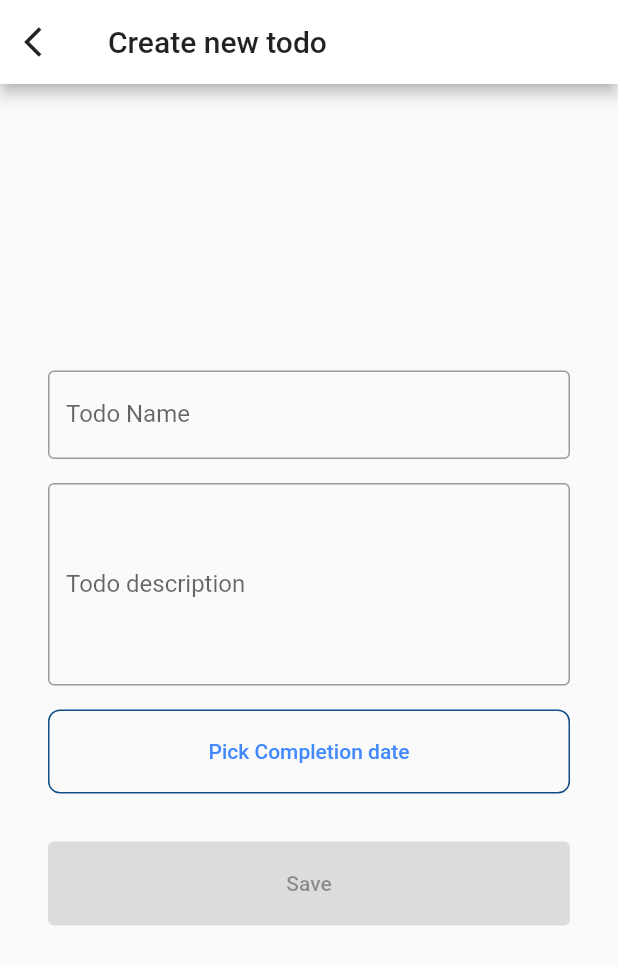
After one commit to mithunadhikari40/todo_bloc, a Flutter app: the screen it shows after launch, after a tap on the "add" icon, on a phone screen of 412 x 824 dp. The commit adds this screen. Shown: the top 965 px of the screen. Run offline on Flutter 3.47's test engine with Material 2 defaults, Android fonts, the phone set to English and light mode, and no system bars; our stand-ins replace rxdart.

Commit message:
todo done for now

```diff
--- a/lib/main.dart
+++ b/lib/main.dart
@@ -1,6 +1,8 @@
 import 'package:flutter/material.dart';
 import 'package:todo/src/blocs/auth_bloc_provider.dart';
+import 'package:todo/src/blocs/todo_bloc_provider.dart';
 import 'package:todo/src/screens/login_screen.dart';
+import 'package:todo/src/screens/todo_screen.dart';
 
 void main() {
   runApp(App());
@@ -13,8 +15,8 @@ class App extends StatelessWidget {
       title: "Login Bloc",
       theme: ThemeData.light(),
       home: Scaffold(
-        body: AuthBlocProvider(
-          child: LoginScreen(),
+        body: TodoBlocProvider(
+          child: TodoScreen(),
         ),
       ),
     );
--- a/lib/src/api/auth_api.dart
+++ b/lib/src/api/auth_api.dart
@@ -8,6 +8,7 @@ class AuthApi {
     Map<String, dynamic> requestBody = {
       "email": email,
       "password": password,
+      "gender": "none"
     };
     try {
       var uri = Uri.parse("https://api.fresco-meat.com/api/albums/signup");
@@ -17,13 +18,13 @@ class AuthApi {
         headers: {"Content-Type": "application/json"},
       );
       final body = response.body;
-      print("Signup response $body");
+      print("login response $body");
       if (response.statusCode != 201) return null;
       final parsedMap = jsonDecode(body);
       final user = UserModel.fromJson(parsedMap);
       return user;
     } catch (e) {
-      print("Sigup exception $e");
+      print("login exception $e");
       return null;
     }
   }
--- /dev/null
+++ b/lib/src/api/todo_api.dart
@@ -0,0 +1 @@
+class TodoApi {}
--- /dev/null
+++ b/lib/src/blocs/todo_bloc.dart
@@ -0,0 +1,117 @@
+import 'dart:async';
+
+import 'package:rxdart/rxdart.dart' show BehaviorSubject, Rx;
+import 'package:todo/src/api/todo_api.dart';
+import 'package:todo/src/model/todo_model.dart';
+import 'package:todo/src/validators/todo_validator.dart';
+
+class TodoBloc with TodoValidator {
+  final api = TodoApi();
+
+  // holds the list of all the todos
+  final _todoListController = BehaviorSubject<List<TodoModel>>();
+
+  //to hold the status of the button's child
+  final _loadingController = BehaviorSubject<bool>();
+
+  final _nameController = BehaviorSubject<String>();
+  final _descriptionController = BehaviorSubject<String>();
+  final _dateController = BehaviorSubject<DateTime>();
+
+  //used to set the currently active todo
+  final _editingTodoController = BehaviorSubject<TodoModel?>();
+
+  Function(bool val) get changeLoadingStatus => _loadingController.sink.add;
+
+  Function(String val) get changeName => _nameController.sink.add;
+  Function(String val) get changeDescription => _descriptionController.sink.add;
+  Function(DateTime val) get changeDate => _dateController.sink.add;
+
+  //adding value to the currently active todo
+  Function(TodoModel? todo) get setEditingTodo =>
+      _editingTodoController.sink.add;
+
+  void addNewTodo() {
+    List<TodoModel> _existing =
+        _todoListController.hasValue ? _todoListController.value : [];
+    int existingTodoIndex = _existing
+        .indexWhere((element) => element.name == _nameController.value);
+
+    if (existingTodoIndex >= 0) {
+      _nameController.addError("This name already exists");
+      return;
+    }
+    print("Index is this one current one ${_existing.map((e) => e.toJson())}");
+
+    _existing.add(currentTodo);
+    print("Index is this one current two ${_existing.map((e) => e.toJson())}");
+    print("Index is this one current empty ${_existing.isEmpty}");
+
+    _todoListController.sink.add(_existing);
+  }
+
+  void updateTodo() {
+    List<TodoModel> _existing =
+        _todoListController.hasValue ? _todoListController.value : [];
+    int index = _existing.indexOf(editingTodo!);
+    _existing.removeAt(index);
+    _existing.insert(index, currentTodo);
+    _todoListController.sink.add(_existing);
+  }
+
+  void deleteTodo(TodoModel todo) {
+    List<TodoModel> _existing =
+        _todoListController.hasValue ? _todoListController.value : [];
+    int index = _todoListController.value
+        .indexWhere((element) => element.name == todo.name);
+    _existing.removeAt(index);
+
+    _todoListController.sink.add(_existing);
+  }
+
+  //stream getters
+
+  Stream<String> get nameStream =>
+      _nameController.stream.transform(nameValidator);
+  Stream<String> get descriptionStream =>
+      _descriptionController.stream.transform(descriptionValidator);
+
+  Stream<DateTime> get dateStream =>
+      _dateController.stream.transform(dateValidator);
+
+  Stream<bool> get loadingStatusStream => _loadingController.stream;
+
+  // combine 4 streams for signup button
+  Stream<bool> get buttonStream => Rx.combineLatest3(
+      nameStream, descriptionStream, dateStream, (a, b, c) => true);
+
+  Stream<List<TodoModel>> get todoListStream => _todoListController.stream;
+
+  //get the current active todo
+  TodoModel? get editingTodo =>
+      _editingTodoController.hasValue ? _editingTodoController.value : null;
+
+  Future save() async {
+    final String name = _nameController.value;
+    final String description = _descriptionController.value;
+    final DateTime date = _dateController.value;
+    await Future.delayed(Duration(seconds: 2));
+    print("name $name and description $description and date $date");
+
+    return true;
+  }
+
+  TodoModel get currentTodo => TodoModel(
+      date: _dateController.value,
+      name: _nameController.value,
+      desc: _descriptionController.value);
+
+  void dispose() {
+    _loadingController.close();
+    _nameController.close();
+    _descriptionController.close();
+    _dateController.close();
+    _todoListController.close();
+    _editingTodoController.close();
+  }
+}
--- /dev/null
+++ b/lib/src/blocs/todo_bloc_provider.dart
@@ -0,0 +1,19 @@
+import 'package:flutter/material.dart';
+import 'package:todo/src/blocs/todo_bloc.dart';
+
+class TodoBlocProvider extends InheritedWidget {
+  final bloc = TodoBloc();
+  @override
+  bool updateShouldNotify(covariant InheritedWidget oldWidget) {
+    return true;
+  }
+
+  TodoBlocProvider({Key? key, required Widget child})
+      : super(key: key, child: child);
+
+  static TodoBloc of(BuildContext context) {
+    final result =
+        context.dependOnInheritedWidgetOfExactType<TodoBlocProvider>();
+    return result!.bloc;
+  }
+}
--- /dev/null
+++ b/lib/src/model/todo_model.dart
@@ -0,0 +1,21 @@
+class TodoModel {
+  String? name;
+  String? desc;
+  DateTime? date;
+
+  TodoModel({required this.date, required this.name, required this.desc});
+
+  TodoModel.fromJson(Map<String, dynamic> map) {
+    name = map["name"];
+    desc = map["desc"];
+    date = DateTime.parse(map["date"]);
+  }
+
+  Map<String, dynamic> toJson() {
+    return {
+      'name': name,
+      'desc': desc,
+      'date': date,
+    };
+  }
+}
--- /dev/null
+++ b/lib/src/screens/create_or_update_todo.dart
@@ -0,0 +1,221 @@
+import 'package:flutter/material.dart';
+import 'package:flutter/rendering.dart';
+import 'package:todo/src/blocs/todo_bloc.dart';
+import 'package:todo/src/widgets/shared/app_colors.dart';
+
+class CreateOrUpdateTodo extends StatelessWidget {
+  final TodoBloc bloc;
+  final TextEditingController _nameController = TextEditingController();
+  final TextEditingController _descriptionController = TextEditingController();
+
+  CreateOrUpdateTodo({Key? key, required this.bloc}) : super(key: key);
+
+  @override
+  Widget build(BuildContext context) {
+    final isCreating = bloc.editingTodo == null;
+    if (!isCreating) {
+      _nameController.text = bloc.editingTodo!.name!;
+      _descriptionController.text = bloc.editingTodo!.desc!;
+      bloc.changeName(bloc.editingTodo!.name!);
+      bloc.changeDescription(bloc.editingTodo!.desc!);
+
+      bloc.changeDate(bloc.editingTodo!.date!);
+    }
+
+    return WillPopScope(
+      onWillPop: _onWillPop,
+      child: Scaffold(
+        appBar: _buildAppBar(isCreating, context),
+        body: Container(
+          padding: EdgeInsets.all(32),
+          child: Column(
+            mainAxisAlignment: MainAxisAlignment.center,
+            children: [
+              Flexible(
+                fit: FlexFit.loose,
+                child: ListView(
+                  shrinkWrap: true,
+                  children: [
+                    buildTodoNameField(bloc),
+                    SizedBox(height: 16),
+                    buildDescriptionField(bloc),
+                    SizedBox(height: 16),
+                    buildDatePickerButton(bloc, context),
+                    buildSubmitButton(bloc, context, isCreating),
+                    SizedBox(height: 16),
+                  ],
+                ),
+              ),
+            ],
+          ),
+        ),
+      ),
+    );
+  }
+
+  Widget buildTodoNameField(TodoBloc bloc) {
+    return StreamBuilder(
+      stream: bloc.nameStream,
+      builder: (BuildContext context, AsyncSnapshot<String> snapshot) {
+        return TextField(
+          keyboardType: TextInputType.name,
+          controller: _nameController,
+          onChanged: bloc.changeName,
+          decoration: InputDecoration(
+              labelText: "Todo Name",
+              hintText: "learn machine learning",
+              errorText: !snapshot.hasError ? null : snapshot.error.toString(),
+              border: OutlineInputBorder()),
+        );
+      },
+    );
+  }
+
+  Widget buildDescriptionField(TodoBloc bloc) {
+    return StreamBuilder(
+      stream: bloc.descriptionStream,
+      builder: (BuildContext context, AsyncSnapshot<String> snapshot) {
+        return TextField(
+          keyboardType: TextInputType.text,
+          controller: _descriptionController,
+          maxLines: 5,
+          minLines: 5,
+          onChanged: bloc.changeDescription,
+          decoration: InputDecoration(
+              labelText: "Todo description",
+              hintText: "Learn Machine Learning via youtube videos",
+              errorText: !snapshot.hasError ? null : snapshot.error.toString(),
+              border: OutlineInputBorder()),
+        );
+      },
+    );
+  }
+
+  Widget buildDatePickerButton(TodoBloc bloc, BuildContext context) {
+    return StreamBuilder(
+        stream: bloc.dateStream,
+        builder: (context, AsyncSnapshot<DateTime> snapshot) {
+          return Container(
+            width: double.infinity,
+            child: Column(
+              children: [
+                TextButton(
+                  style: TextButton.styleFrom(
+                    padding: EdgeInsets.all(16),
+                    minimumSize: Size(double.infinity, 56),
+                    primary: Colors.blueAccent,
+                    shape: RoundedRectangleBorder(
+                        borderRadius: BorderRadius.circular(8.0),
+                        side: BorderSide(color: primaryColor)),
+                  ),
+                  onPressed: () {
+                    _pickCompletionDate(bloc, context);
+                  },
+                  child: Text(snapshot.hasData
+                      ? snapshot.data!.toIso8601String().substring(0, 10)
+                      : "Pick Completion date"),
+                ),
+                Padding(
+                  padding:
+                      const EdgeInsets.symmetric(horizontal: 16, vertical: 8),
+                  child: Text(
+                    snapshot.hasError ? snapshot.error.toString() : "",
+                    style: TextStyle(color: redColor, fontSize: 14),
+                  ),
+                ),
+              ],
+            ),
+          );
+        });
+  }
+
+  Widget buildSubmitButton(
+      TodoBloc todoBloc, BuildContext context, bool isCreating) {
+    return StreamBuilder(
+        stream: todoBloc.loadingStatusStream,
+        initialData: false,
+        builder: (context, AsyncSnapshot<bool> loadingSnapshot) {
+          return StreamBuilder(
+              stream: todoBloc.buttonStream,
+              builder: (context, AsyncSnapshot<bool> snapshot) {
+                return Container(
+                  width: double.infinity,
+                  child: ElevatedButton(
+                    style: ElevatedButton.styleFrom(
+                      padding:
+                          EdgeInsets.symmetric(horizontal: 16, vertical: 20),
+                      primary: Colors.blueAccent,
+                    ),
+                    onPressed: snapshot.hasData && (!loadingSnapshot.data!)
+                        ? () {
+                            _onSubmit(todoBloc, context, isCreating);
+                          }
+                        : null,
+                    child: loadingSnapshot.data!
+                        ? CircularProgressIndicator()
+                        : Text(isCreating ? "Save" : "Update"),
+                  ),
+                );
+              });
+        });
+  }
+
+  Future _onSubmit(TodoBloc bloc, BuildContext context, bool isCreating) async {
+    bloc.changeLoadingStatus(true);
+
+    final response = await bloc.save();
+    if (isCreating) {
+      bloc.addNewTodo();
+    } else {
+      bloc.updateTodo();
+    }
+
+    bloc.changeLoadingStatus(false);
+    if (response == null) {
+      //todo show a snackbar message
+      ScaffoldMessenger.of(context).showSnackBar(
+        SnackBar(content: Text("Faield to save the todo, please try again")),
+      );
+    } else {
+      bloc.setEditingTodo(null);
+      Navigator.of(context).pop();
+
+      //todo navigate to the other screen
+    }
+  }
+
+  AppBar _buildAppBar(bool isCreating, BuildContext context) {
+    return AppBar(
+        title: Text(
+          isCreating ? "Create new todo" : "Update todo",
+          style: TextStyle(color: blackColor87),
+        ),
+        backgroundColor: whiteColor,
+        leading: IconButton(
+            icon: Icon(
+              Icons.arrow_back_ios,
+              color: blackColor87,
+            ),
+            onPressed: () => Navigator.of(context).pop()));
+  }
+
+  void _pickCompletionDate(TodoBloc bloc, BuildContext context) async {
+    DateTime? picked = await showDatePicker(
+        context: context,
+        initialDate: DateTime.now(),
+        firstDate: DateTime.now(),
+        lastDate: DateTime.now().add(Duration(days: 365 * 2)));
+    if (picked != null) {
+      bloc.changeDate(picked);
+    }
+  }
+
+  ///called when the back button is pressed or we are trying to go back
+  ///if we return true then it can go back else cannot
+  ///here we are setting the editing todo to back to null
+  Future<bool> _onWillPop() async {
+    bloc.setEditingTodo(null);
+
+    return true;
+  }
+}
--- /dev/null
+++ b/lib/src/screens/todo_screen.dart
@@ -0,0 +1,118 @@
+import 'package:flutter/cupertino.dart';
+import 'package:flutter/material.dart';
+import 'package:todo/src/blocs/todo_bloc.dart';
+import 'package:todo/src/blocs/todo_bloc_provider.dart';
+import 'package:todo/src/model/todo_model.dart';
+import 'package:todo/src/screens/create_or_update_todo.dart';
+import 'package:todo/src/widgets/shared/app_colors.dart';
+
+class TodoScreen extends StatelessWidget {
+  @override
+  Widget build(BuildContext context) {
+    final TodoBloc bloc = TodoBlocProvider.of(context);
+    return Scaffold(
+      appBar: AppBar(
+        title: Text("Your todos", style: TextStyle(color: blackColor87)),
+        backgroundColor: whiteColor,
+        actions: [
+          IconButton(
+            icon: Icon(
+              Icons.add,
+              size: 40,
+              color: blackColor87,
+            ),
+            onPressed: () {
+              Navigator.of(context).push(MaterialPageRoute(builder: (_) {
+                return CreateOrUpdateTodo(
+                  bloc: bloc,
+                );
+              }));
+            },
+          ),
+          SizedBox(
+            width: 16,
+          )
+        ],
+      ),
+      body: _buildBody(bloc),
+    );
+  }
+
+  Widget _buildBody(TodoBloc bloc) {
+    return StreamBuilder(
+        stream: bloc.todoListStream,
+        builder: (context, AsyncSnapshot<List<TodoModel>> snapshot) {
+          print(
+              "snapshot data is ${snapshot.data} and has data ${snapshot.hasData}");
+          if (!snapshot.hasData || snapshot.data!.isEmpty) {
+            return _buildGetStarted(context, bloc);
+          }
+          return _buildTodoList(context, bloc, snapshot.data!);
+        });
+  }
+
+  Widget _buildGetStarted(BuildContext context, TodoBloc bloc) {
+    return Padding(
+      padding: const EdgeInsets.all(12.0),
+      child: Column(
+        mainAxisAlignment: MainAxisAlignment.center,
+        children: [
+          Text(
+            "Create your first Todo",
+            style: Theme.of(context)
+                .textTheme
+                .headline6!
+                .copyWith(fontWeight: FontWeight.bold),
+          ),
+          SizedBox(
+            height: 12,
+          ),
+          SizedBox(
+              width: double.infinity,
+              child: ElevatedButton(
+                  onPressed: () {
+                    Navigator.of(context).push(MaterialPageRoute(builder: (_) {
+                      return CreateOrUpdateTodo(bloc: bloc);
+                    }));
+                  },
+                  style: ElevatedButton.styleFrom(
+                      padding: EdgeInsets.all(12),
+                      shape: RoundedRectangleBorder(
+                          borderRadius: BorderRadius.circular(8)),
+                      primary: blueColor),
+                  child: Text(
+                    "Add New Todo",
+                    style: Theme.of(context)
+                        .textTheme
+                        .headline6!
+                        .copyWith(color: whiteColor),
+                  ))),
+        ],
+      ),
+    );
+  }
+
+  Widget _buildTodoList(
+      BuildContext context, TodoBloc bloc, List<TodoModel> list) {
+    return ListView.builder(
+      padding: EdgeInsets.all(12),
+      itemCount: list.length,
+      itemBuilder: (context, int index) {
+        final single = list[index];
+        return Card(
+          child: ListTile(
+            title: Text(single.name!),
+            subtitle: Text(single.desc!),
+            trailing: Text(single.date!.toIso8601String().substring(0, 10)),
+            onTap: () {
+              bloc.setEditingTodo(single);
+              Navigator.of(context).push(MaterialPageRoute(builder: (_) {
+                return CreateOrUpdateTodo(bloc: bloc);
+              }));
+            },
+          ),
+        );
+      },
+    );
+  }
+}
--- /dev/null
+++ b/lib/src/validators/todo_validator.dart
@@ -0,0 +1,31 @@
+import 'dart:async';
+
+class TodoValidator {
+  final nameValidator =
+      StreamTransformer<String, String>.fromHandlers(handleData: (name, sink) {
+    if (name.length > 4) {
+      sink.add(name);
+    } else {
+      sink.addError("Name must be at least 4 characters long");
+    }
+  });
+  final descriptionValidator =
+      StreamTransformer<String, String>.fromHandlers(handleData: (phone, sink) {
+    if (phone.length > 9) {
+      sink.add(phone);
+    } else {
+      sink.addError("Description must be at least 9 characters long");
+    }
+  });
+
+  final dateValidator = StreamTransformer<DateTime, DateTime>.fromHandlers(
+      handleData: (DateTime date, sink) {
+    final today = DateTime.now();
+
+    if (date.isAfter(today)) {
+      sink.add(date);
+    } else {
+      sink.addError("Completion date should be in future.");
+    }
+  });
+}
```
Also changed, not shown: lib/src/screens/login_screen.dart (+4 -3 lines), lib/src/screens/signup_screen.dart (+4 -7 lines), lib/src/model/user_model.dart (indentation only).
